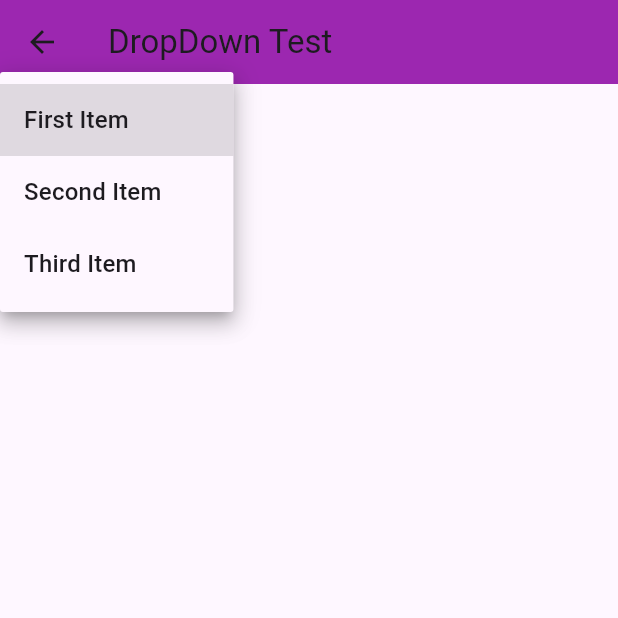
After one commit to kimkim09/ch6, a Flutter app: the DropDown screen opened directly, after a tap on "First Item", on a phone screen of 412 x 824 dp, the top half of it. The commit adds this screen. Run offline on Flutter 3.47's test engine with Material 2 defaults, Android fonts, the phone set to English and light mode, and no system bars; statements that could not run were skipped.

Commit message:
ch5 Done

```diff
--- /dev/null
+++ b/ch5/lib/DropDown.dart
@@ -0,0 +1,38 @@
+import 'package:flutter/material.dart';
+
+class DropDown extends StatefulWidget {
+  const DropDown({super.key});
+
+  @override
+  State<DropDown> createState() => _DropDownState();
+}
+
+class _DropDownState extends State<DropDown> {
+  final valueList = ['First Item', 'Second Item', 'Third Item'];
+  String selectedItem = 'First Item';
+  @override
+  Widget build(BuildContext context) {
+    return Scaffold(
+      appBar: AppBar(
+        title: Text('DropDown Test'),
+        backgroundColor: Colors.purple,
+      ),
+      body: DropdownButton(
+        value: selectedItem,
+        items: valueList.map(
+            (value) {
+              return DropdownMenuItem(
+                value: value,
+                  child: Text(value),
+              );
+            }
+        ).toList(),
+        onChanged: (String? value){
+          setState(() {
+            selectedItem = value!;
+          });
+        },
+      ),
+    );
+  }
+}
--- a/ch5/lib/main.dart
+++ b/ch5/lib/main.dart
@@ -18,6 +18,8 @@ class MyApp extends StatelessWidget {
         colorScheme: ColorScheme.fromSeed(seedColor: Colors.deepPurple),
         useMaterial3: true,
       ),
+      //home: const MyHomePage(title: 'Flutter Demo Home Page'),
+
       home: RadioListTest(),
     );
 
```
